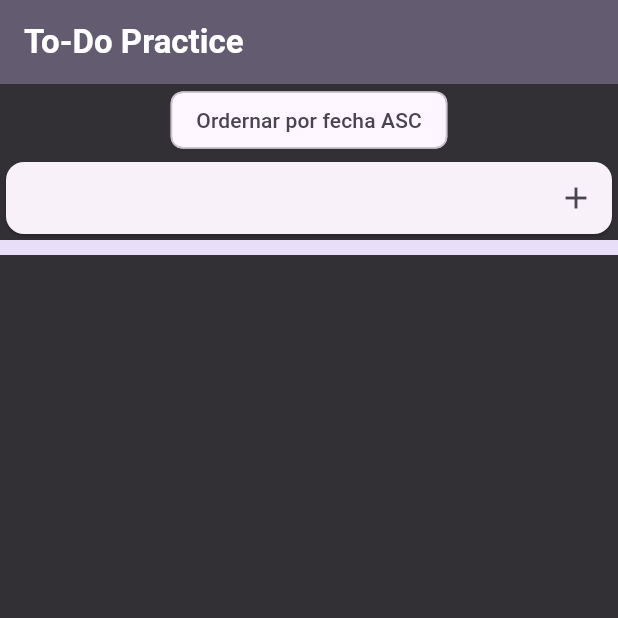
After one commit to RaymundoSantorski/todo_practice, a Flutter app: the screen it shows after launch, after a tap on an icon or button, on a phone screen of 412 x 824 dp, the top half of it. The commit adds this screen. Run offline on Flutter 3.47's test engine with Material 3 defaults, Android fonts, the phone set to English and light mode, and no system bars.

Commit message:
UPDATE: new files for smaller widgets to keep separate logic, one stateful widget only for methods

```diff
--- /dev/null
+++ b/lib/logic/todos_logic.dart
@@ -0,0 +1,87 @@
+import 'package:flutter/material.dart';
+import 'package:to_do_practice/interfaces/todo_interface.dart';
+
+class TodosLogic extends StatefulWidget {
+  const TodosLogic({super.key});
+
+  @override
+  State<TodosLogic> createState() => TodosLogicState();
+}
+
+class TodosLogicState<T extends TodosLogic> extends State<T> {
+  final TextEditingController controller = TextEditingController(text: '');
+  bool asc = false;
+  final List<Todo> todos = [];
+  double progress = 0;
+
+  void setProgress() {
+    if (todos.isEmpty) {
+      setState(() {
+        progress = 0;
+      });
+      return;
+    }
+    int itemsCompleted = todos.where((item) => item.completed).length;
+    setState(() {
+      progress = itemsCompleted / todos.length;
+    });
+  }
+
+  void addTodo() {
+    if (controller.text.isEmpty) return;
+    Todo todo = Todo(controller.text, false, DateTime.now(), UniqueKey());
+    setState(() {
+      todos.add(todo);
+    });
+    controller.clear();
+    setProgress();
+  }
+
+  void toggleTodo(Todo todo) {
+    Todo item = todos.where((item) => todo.key == item.key).first;
+    setState(() {
+      item.completed = !item.completed;
+    });
+    setProgress();
+  }
+
+  void deleteTodo(Todo todo) {
+    setState(() {
+      todos.removeWhere((item) => item.key == todo.key);
+    });
+    setProgress();
+  }
+
+  void _orderByDateAsc() {
+    setState(() {
+      todos.sort(
+        (Todo prev, Todo curr) =>
+            prev.createdAt.isAfter(curr.createdAt) ? -1 : 1,
+      );
+    });
+  }
+
+  void _orderByDateDes() {
+    setState(() {
+      todos.sort(
+        (Todo prev, Todo curr) =>
+            prev.createdAt.isAfter(curr.createdAt) ? 1 : -1,
+      );
+    });
+  }
+
+  void toggleOrder() {
+    if (asc) {
+      _orderByDateDes();
+      asc = false;
+    } else {
+      _orderByDateAsc();
+      asc = true;
+    }
+  }
+
+  @override
+  Widget build(BuildContext context) {
+    return SizedBox();
+  }
+}
--- /dev/null
+++ b/lib/widgets/todo_input.dart
@@ -0,0 +1,27 @@
+import 'package:flutter/material.dart';
+
+class TodoInput extends StatelessWidget {
+  const TodoInput({super.key, required this.controller, required this.addTodo});
+  final VoidCallback addTodo;
+  final TextEditingController controller;
+
+  @override
+  Widget build(BuildContext context) {
+    ColorScheme scheme = Theme.of(context).colorScheme;
+    return Card(
+      child: Row(
+        children: [
+          Expanded(
+            child: TextField(
+              controller: controller,
+              decoration: InputDecoration(border: InputBorder.none),
+              style: TextStyle(color: scheme.inverseSurface),
+              onSubmitted: (value) => addTodo(),
+            ),
+          ),
+          IconButton(onPressed: addTodo, icon: Icon(Icons.add)),
+        ],
+      ),
+    );
+  }
+}
--- /dev/null
+++ b/lib/widgets/todos_list.dart
@@ -0,0 +1,53 @@
+import 'package:flutter/material.dart';
+import 'package:to_do_practice/interfaces/todo_interface.dart';
+
+class TodosList extends StatelessWidget {
+  const TodosList({
+    super.key,
+    required this.todos,
+    required this.deleteTodo,
+    required this.toggleTodo,
+  });
+  final List<Todo> todos;
+  final void Function(Todo) deleteTodo;
+  final void Function(Todo) toggleTodo;
+
+  @override
+  Widget build(BuildContext context) {
+    ColorScheme scheme = Theme.of(context).colorScheme;
+    return Expanded(
+      child: ListView(
+        children: [
+          for (Todo todo in todos)
+            Dismissible(
+              key: todo.key,
+              onDismissed: (DismissDirection dir) => deleteTodo(todo),
+              child: Card(
+                color: !todo.completed
+                    ? scheme.tertiaryFixedDim
+                    : scheme.secondaryContainer,
+                child: Row(
+                  children: [
+                    Expanded(
+                      child: Text(
+                        todo.title,
+                        style: TextStyle(
+                          decoration: todo.completed
+                              ? TextDecoration.lineThrough
+                              : TextDecoration.none,
+                        ),
+                      ),
+                    ),
+                    Checkbox(
+                      value: todo.completed,
+                      onChanged: (value) => toggleTodo(todo),
+                    ),
+                  ],
+                ),
+              ),
+            ),
+        ],
+      ),
+    );
+  }
+}
```
Also changed, not shown: lib/screens/todos_screen.dart (+11 -128 lines).
